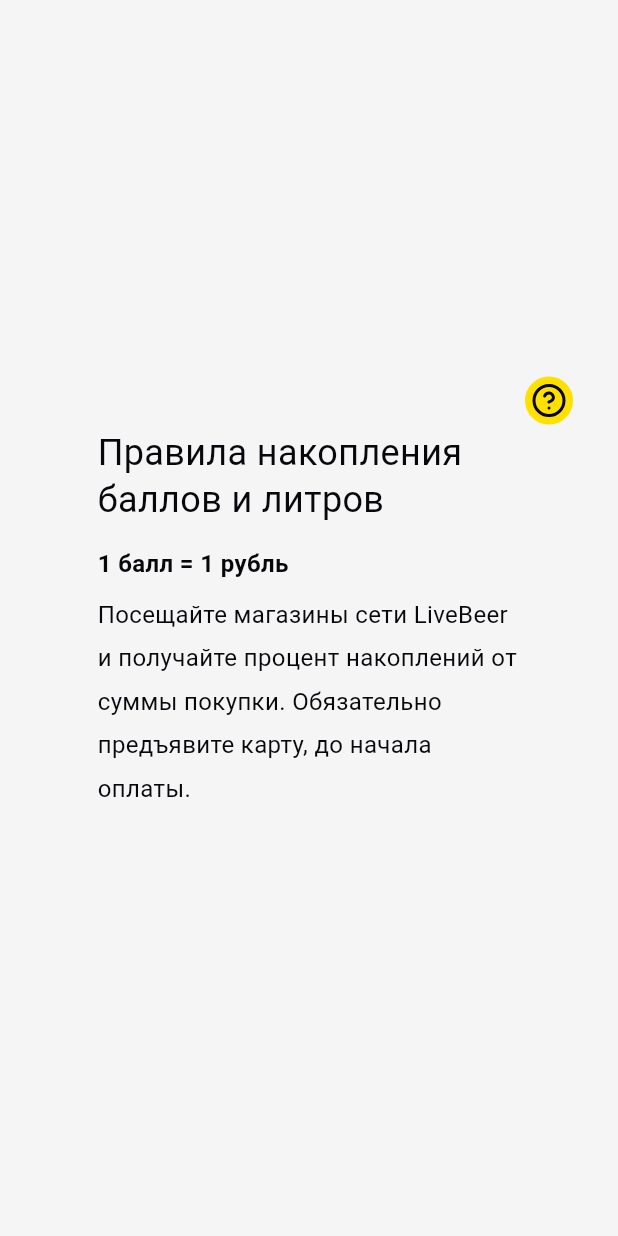
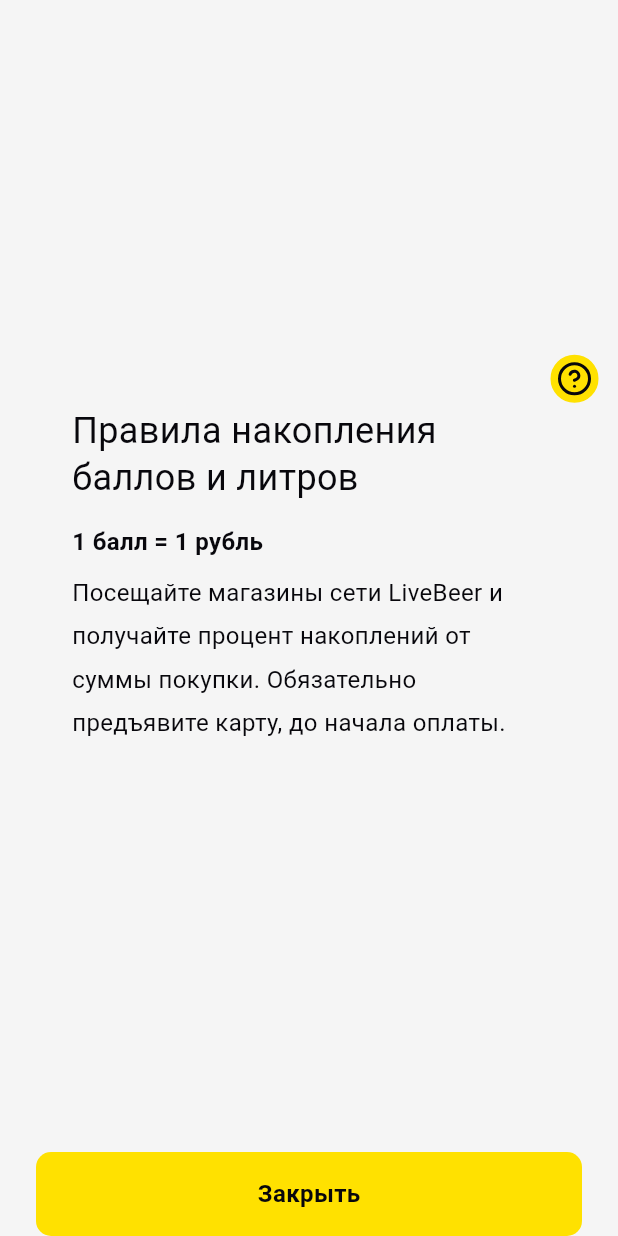
Before and after one commit to YuriFilipau/live-beer-test, a Flutter app: the DetailsDialog widget shown alone on an empty page, opened directly, on a phone screen of 412 x 824 dp. Run offline on Flutter 3.47's test engine with Material 3 defaults, Android fonts, the phone set to English and light mode, and no system bars; our stand-ins replace flutter_svg, go_router; missing offline and left inert: barcode; generated files the repository leaves out were written again.

Commit message:
feat: added code generation for assets

```diff
--- a/lib/features/home/view/home.dart
+++ b/lib/features/home/view/home.dart
@@ -81,6 +81,7 @@ class Home extends StatelessWidget {
                   score: 3017,
                   onTap: () {
                     showDialog(
+                      barrierDismissible: false,
                       barrierColor: Colors.black.withValues(alpha: 0.6),
                       context: context,
                       builder: (BuildContext context) => const DetailsDialog(),
--- a/lib/features/home/view/widgets/details_dialog.dart
+++ b/lib/features/home/view/widgets/details_dialog.dart
@@ -3,6 +3,8 @@ import 'dart:ui';
 import 'package:flutter/material.dart';
 import 'package:flutter_svg/flutter_svg.dart';
 import 'package:live_beer/app/design/design_tokens.dart';
+import 'package:live_beer/gen/assets.gen.dart';
+import 'package:live_beer/shared/widgets/button.dart';
 
 class DetailsDialog extends StatelessWidget {
   const DetailsDialog({super.key});
@@ -10,15 +12,17 @@ class DetailsDialog extends StatelessWidget {
   @override
   Widget build(BuildContext context) {
     return BackdropFilter(
-      filter: ImageFilter.blur(sigmaX: 30.0, sigmaY: 30.0),
-      child: Center(
+      filter: ImageFilter.blur(sigmaX: 40.0, sigmaY: 40.0),
+      child: Column(
+        children: [
+          const Expanded(child: SizedBox()),
+          Padding(
+            padding: const EdgeInsets.symmetric(horizontal: DT.s9),
             child: Container(
               decoration: BoxDecoration(
                 color: DT.bgGrey,
                 borderRadius: BorderRadius.circular(DT.radius),
               ),
-          width: 330,
-          height: 300,
               child: Stack(
                 clipBehavior: Clip.none,
                 children: [
@@ -26,6 +30,7 @@ class DetailsDialog extends StatelessWidget {
                     padding: EdgeInsets.all(DT.s9),
                     child: Column(
                       crossAxisAlignment: CrossAxisAlignment.start,
+                      mainAxisSize: MainAxisSize.min,
                       children: [
                         Text(
                           "Правила накопления баллов и литров",
@@ -41,11 +46,11 @@ class DetailsDialog extends StatelessWidget {
                             ),
                           ),
                         ),
-                    Expanded(
-                      child: Text(
-                        "Посещайте магазины сети LiveBeer и получайте процент накоплений от суммы покупки. Обязательно предъявите карту, до начала оплаты.",
+                        Text(
+                          "Посещайте магазины сети LiveBeer"
+                          " и получайте процент накоплений от суммы покупки."
+                          " Обязательно предъявите карту, до начала оплаты.",
                           style: TextStyle(fontSize: DT.s7, height: 1.8),
-                      ),
                         ),
                       ],
                     ),
@@ -53,12 +58,24 @@ class DetailsDialog extends StatelessWidget {
                   Positioned(
                     top: -15,
                     right: -15,
-                child: SvgPicture.asset("assets/icons/details.svg"),
+                    child: SvgPicture.asset(Assets.icons.details),
                   ),
                 ],
               ),
             ),
           ),
+          const Expanded(child: SizedBox()),
+          SafeArea(
+            child: Padding(
+              padding: const EdgeInsets.only(left: DT.s9, right: DT.s9),
+              child: Button(
+                title: "Закрыть",
+                onTap: () => Navigator.of(context).pop(),
+              ),
+            ),
+          ),
+        ],
+      ),
     );
   }
 }
--- a/lib/features/home/view/widgets/news_button.dart
+++ b/lib/features/home/view/widgets/news_button.dart
@@ -2,6 +2,7 @@ import 'package:flutter/material.dart';
 import 'package:flutter_svg/flutter_svg.dart';
 import 'package:live_beer/app/constants/enums.dart';
 import 'package:live_beer/app/design/design_tokens.dart';
+import 'package:live_beer/gen/assets.gen.dart';
 
 class NewsButton extends StatelessWidget {
   final String title;
@@ -62,8 +63,8 @@ class NewsButton extends StatelessWidget {
               right: 0,
               child: SvgPicture.asset(
                 type == NewsButtonType.news
-                    ? 'assets/icons/news.svg'
-                    : 'assets/icons/discount.svg',
+                    ? Assets.icons.news
+                    : Assets.icons.discount,
               ),
             ),
           ],
--- a/lib/features/home/view/widgets/point_reward_card.dart
+++ b/lib/features/home/view/widgets/point_reward_card.dart
@@ -1,6 +1,7 @@
 import 'package:flutter/material.dart';
 import 'package:flutter_svg/flutter_svg.dart';
 import 'package:live_beer/app/design/design_tokens.dart';
+import 'package:live_beer/gen/assets.gen.dart';
 
 class PointsRewardCard extends StatelessWidget {
   final VoidCallback onTap;
@@ -59,13 +60,13 @@ class PointsRewardCard extends StatelessWidget {
           SizedBox(
             width: 160,
             height: 132,
-            child: Image.asset("assets/images/beer.png"),
+            child: Image.asset(Assets.images.beer.path),
           ),
           GestureDetector(
             onTap: onTap,
             child: Transform.translate(
               offset: const Offset(5, -5),
-              child: SvgPicture.asset("assets/icons/details.svg"),
+              child: SvgPicture.asset(Assets.icons.details),
             ),
           ),
         ],
--- a/lib/features/home/view/widgets/welcome_card.dart
+++ b/lib/features/home/view/widgets/welcome_card.dart
@@ -2,6 +2,7 @@ import 'package:flutter/material.dart';
 import 'package:flutter_svg/flutter_svg.dart';
 import 'package:barcode/barcode.dart';
 import 'package:live_beer/app/design/design_tokens.dart';
+import 'package:live_beer/gen/assets.gen.dart';
 
 class WelcomeCard extends StatelessWidget {
   final String barcodeData;
@@ -28,7 +29,7 @@ class WelcomeCard extends StatelessWidget {
               children: [
                 SizedBox.expand(
                   child: SvgPicture.asset(
-                    "assets/icons/berry.svg",
+                    Assets.icons.berry,
                     fit: BoxFit.cover,
                   ),
                 ),
--- a/lib/features/info/view/widgets/news_card.dart
+++ b/lib/features/info/view/widgets/news_card.dart
@@ -39,9 +39,7 @@ class NewsCard extends StatelessWidget {
                 fit: BoxFit.cover,
               ),
             ),
-
             const SizedBox(width: DT.s7),
-
             Expanded(
               child: Column(
                 mainAxisAlignment: MainAxisAlignment.spaceBetween,
@@ -58,7 +56,6 @@ class NewsCard extends StatelessWidget {
                     overflow: TextOverflow.ellipsis,
                     softWrap: true,
                   ),
-
                   Text(
                     date,
                     style: TextStyle(
--- a/lib/features/profile/view/profile.dart
+++ b/lib/features/profile/view/profile.dart
@@ -2,6 +2,7 @@ import 'package:flutter/cupertino.dart';
 import 'package:flutter/material.dart';
 import 'package:flutter_svg/flutter_svg.dart';
 import 'package:live_beer/app/design/design_tokens.dart';
+import 'package:live_beer/gen/assets.gen.dart';
 import 'package:live_beer/shared/widgets/button.dart';
 import 'package:live_beer/shared/widgets/text_input_field.dart';
 
@@ -57,7 +58,7 @@ class _ProfileState extends State<Profile> {
               height: 250,
               width: double.infinity,
               child: SvgPicture.asset(
-                'assets/icons/large_berry.svg',
+                Assets.icons.largeBerry,
                 fit: BoxFit.cover,
               ),
             ),
@@ -171,7 +172,7 @@ class _ProfileState extends State<Profile> {
                         ),
                       ),
                       SvgPicture.asset(
-                        "assets/icons/log_out.svg",
+                        Assets.icons.logOut,
                         width: 44,
                         height: 44,
                       ),
--- a/pubspec.yaml
+++ b/pubspec.yaml
@@ -37,10 +37,13 @@ dependencies:
   go_router: ^17.0.0
   flutter_svg: ^2.2.3
   barcode: ^2.2.9
+  flutter_gen: ^5.12.0
 
 dev_dependencies:
   flutter_test:
     sdk: flutter
+  build_runner:
+  flutter_gen_runner:
 
   # The "flutter_lints" package below contains a set of recommended lints to
   # encourage good coding practices. The lint set provided by the package is
```
Also changed, not shown: lib/features/home/view/widgets/beer_progress_indicator.dart (+5 -4 lines), lib/features/info/view/info.dart (+34 -28 lines), lib/features/info/view/widgets/modal_bottom_sheet.dart (+4 -4 lines), lib/shared/widgets/bottom_navigation.dart (+5 -4 lines), pubspec.lock. Lines whose indentation alone changed are shown as unchanged.
